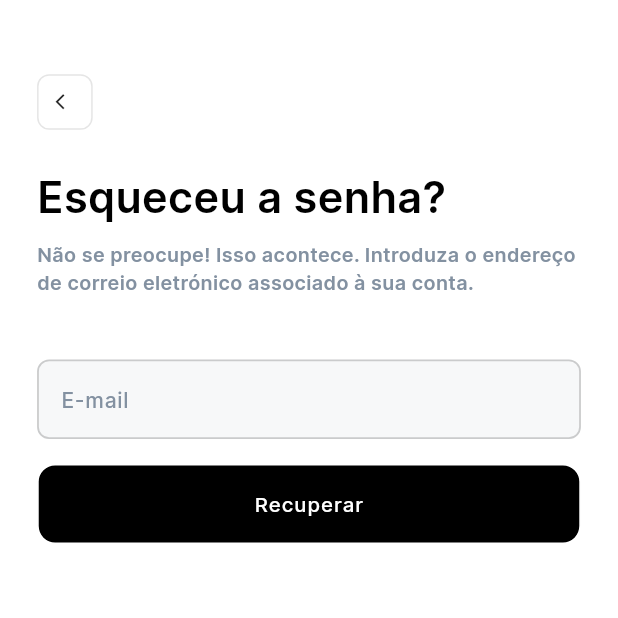
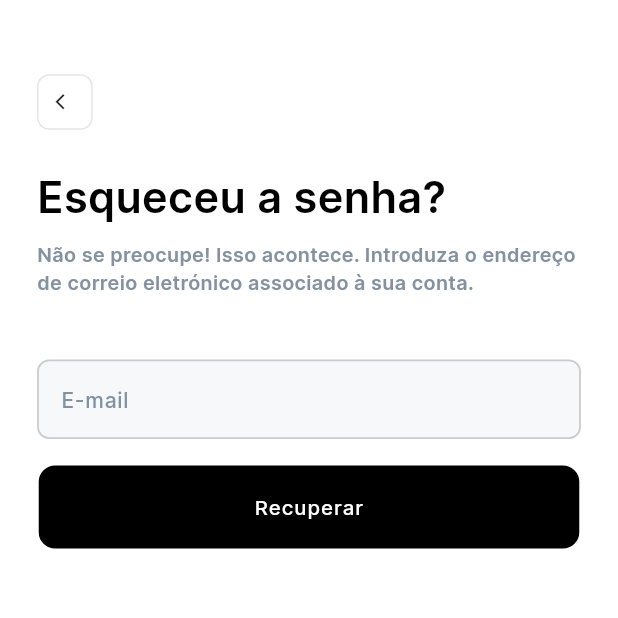
Before and after one commit to dev003-mobile/pulse-check-app, a Flutter app: the ForgotPasswordScreen screen opened by its route, on a phone screen of 412 x 824 dp, the top half of it. Run offline on Flutter 3.47's test engine with Material 3 defaults, Android fonts, the phone set to English and light mode, and no system bars; our stand-ins replace flutter_animate, flutter_riverpod, gap, get, smooth_page_indicator.

Commit message:
🌈 style: update style auth module

```diff
--- a/lib/src/core/presenter/common/widgets/button_opacity_widget.dart
+++ b/lib/src/core/presenter/common/widgets/button_opacity_widget.dart
@@ -45,7 +45,7 @@ class _ButtonOpacityWidgetState extends ConsumerState<ButtonOpacityWidget> {
     ref.watch(widget.provider);
     return SizedBox(
       width: widget.width ?? size.width,
-      height: widget.height ?? size.height * .065,
+      height: widget.height ?? size.height * .07,
       child: InkWell(
         onTap: widget.isLoading ? null : widget.onTap,
         borderRadius: const BorderRadius.all(Radius.circular(8)),
--- a/lib/src/modules/auth_module/screens/forgot_password_screen/forgot_password_screen.dart
+++ b/lib/src/modules/auth_module/screens/forgot_password_screen/forgot_password_screen.dart
@@ -3,11 +3,11 @@ import 'package:flutter/material.dart';
 
 import '../../../../core/presenter/common/design/app_style_design.dart';
 import '../../../../core/presenter/common/design/app_theme_design.dart';
+import '../../../../core/presenter/common/widgets/icon_back_widget.dart';
+import '../../../../core/presenter/utils/constants/app_name_constant.dart';
 import '../../../../core/presenter/common/widgets/button_opacity_widget.dart';
-import '../../../../core/presenter/common/widgets/icon_back_widget.dart';
+import '../../../../core/presenter/common/widgets/textfield_default_widget.dart';
 import '../../../../core/presenter/providers/module_providers/forgot_password_providers.dart';
-import '../../../../core/presenter/utils/constants/app_name_constant.dart';
-import '../../../../core/presenter/common/widgets/textfield_default_widget.dart';
 
 class ForgotPasswordScreen extends StatelessWidget {
   const ForgotPasswordScreen({super.key});
@@ -51,8 +51,10 @@ class ForgotPasswordScreen extends StatelessWidget {
                 ),
               ),
               Gap(size.height * .05),
-              TextFieldDefaultWidget(
-                hintText: AppNameConstant.emailText,
+              SizedBox(
+                child: TextFieldDefaultWidget(
+                  hintText: AppNameConstant.emailText,
+                ),
               ),
               Gap(size.height * .02),
               SizedBox(
```
